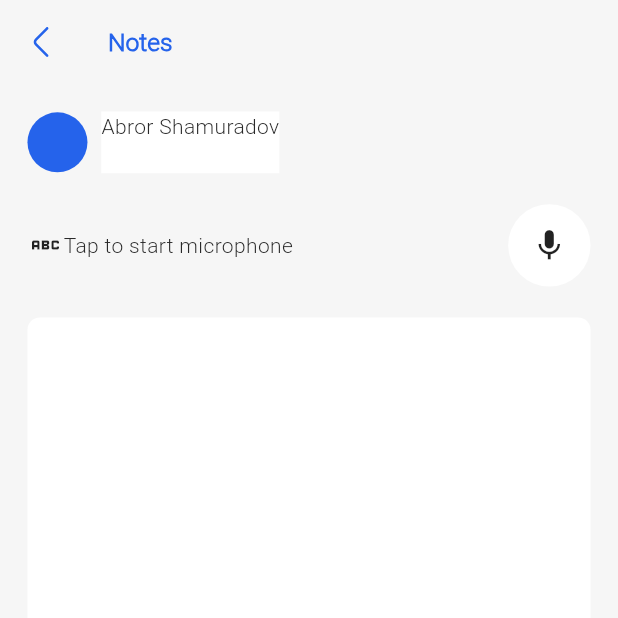
After one commit to TheAbror/med_card, a Flutter app: the AcceptPatientPage screen opened by its route, on a phone screen of 412 x 824 dp, the top half of it. The commit adds this screen. Run offline on Flutter 3.47's test engine with Material 3 defaults, Android fonts, the phone set to English and light mode, and no system bars; our stand-ins replace bot_toast, chopper, equatable, flutter_bloc, flutter_screenutil, flutter_svg and 4 more; missing offline and left inert: flutter_dialogs; accounts and stored records are empty; generated files the repository leaves out were written again.

Commit message:
added notes

```diff
--- a/lib/core/router/app_routes.dart
+++ b/lib/core/router/app_routes.dart
@@ -11,4 +11,5 @@ abstract class AppRoutes {
   static const govAuthPage = 'govAuthPage';
   static const faceIdentificationPage = 'faceIdentificationPage';
   static const patientdetailsPage = 'patientdetailsPage';
+  static const acceptPatientPage = 'acceptPatientPage';
 }
--- a/lib/core/router/main_route_generator.dart
+++ b/lib/core/router/main_route_generator.dart
@@ -2,6 +2,7 @@ import 'package:flutter/material.dart';
 import 'package:med_card/core/router/app_routes.dart';
 import 'package:med_card/core/router/cupertino_style_navigation_route.dart';
 import 'package:med_card/lib/doc_root_page/doc_root_page.dart';
+import 'package:med_card/lib/doc_root_page/tabs/doc_appointment_tab/accept_patient.dart';
 import 'package:med_card/lib/doc_root_page/tabs/doc_appointment_tab/doc_appointment_tab.dart';
 import 'package:med_card/lib/doc_root_page/tabs/doc_appointment_tab/patient_details_page.dart';
 import 'package:med_card/lib/gov_auth_page/face_identification_page.dart';
@@ -60,6 +61,10 @@ class MainRouteGenerator {
         return CustomCupertinoStyleNavigationRoute(
           builder: (_) => PatientDetailsPage(),
         );
+      case AppRoutes.acceptPatientPage:
+        return CustomCupertinoStyleNavigationRoute(
+          builder: (_) => AcceptPatientPage(),
+        );
 
       default:
         return CustomCupertinoStyleNavigationRoute(
--- /dev/null
+++ b/lib/lib/doc_root_page/tabs/doc_appointment_tab/accept_patient.dart
@@ -0,0 +1,91 @@
+import 'package:flutter/material.dart';
+import 'package:flutter_screenutil/flutter_screenutil.dart';
+import 'package:med_card/core/colors/app_colors.dart';
+import 'package:med_card/gen/assets.gen.dart';
+
+class AcceptPatientPage extends StatelessWidget {
+  const AcceptPatientPage({super.key});
+
+  @override
+  Widget build(BuildContext context) {
+    return Scaffold(
+      backgroundColor: AppColors.background,
+      appBar: AppBar(
+        elevation: 0.1,
+        backgroundColor: AppColors.background,
+        title: Text(
+          'Notes',
+          style: TextStyle(color: AppColors.primary),
+        ),
+        leading: IconButton(
+          onPressed: () {
+            Navigator.pop(context);
+          },
+          padding: EdgeInsets.zero,
+          constraints: BoxConstraints(),
+          icon: Assets.icons.figmaIcons.arrowLeft.svg(
+            colorFilter: ColorFilter.mode(
+              AppColors.primary,
+              BlendMode.srcIn,
+            ),
+            width: 24.w,
+          ),
+        ),
+      ),
+      body: Padding(
+        padding: EdgeInsets.all(16.w),
+        child: Column(
+          crossAxisAlignment: CrossAxisAlignment.start,
+          children: [
+            Row(
+              children: [
+                CircleAvatar(),
+                SizedBox(width: 8.w),
+                Container(
+                  height: 40.h,
+                  // width: double.infinity,
+                  decoration: BoxDecoration(
+                    color: AppColors.float,
+                  ),
+                  child: Text('Abror Shamuradov'),
+                ),
+              ],
+            ),
+            SizedBox(height: 20.h),
+            Row(
+              children: [
+                Icon(Icons.abc),
+                Text('Tap to start microphone'),
+                Spacer(),
+                Container(
+                  height: 48.w,
+                  width: 48.w,
+                  decoration: BoxDecoration(
+                    color: AppColors.float,
+                    borderRadius: BorderRadius.circular(50),
+                  ),
+                  child: Icon(
+                    Icons.mic,
+                    size: 24.sp,
+                  ),
+                ),
+              ],
+            ),
+            SizedBox(height: 20.h),
+            Expanded(
+              flex: 5,
+              child: Container(
+                width: double.infinity,
+                decoration: BoxDecoration(
+                  color: AppColors.float,
+                  borderRadius: BorderRadius.circular(8.r),
+                ),
+              ),
+            ),
+            Spacer(),
+          ],
+        ),
+      ),
+    );
+  }
+}
--- a/lib/lib/doc_root_page/tabs/doc_appointment_tab/doc_appointment_tab.dart
+++ b/lib/lib/doc_root_page/tabs/doc_appointment_tab/doc_appointment_tab.dart
@@ -84,7 +84,9 @@ class DoctorAppointmentTab extends StatelessWidget {
                       ),
                       SizedBox(width: 4.w),
                       GestureDetector(
-                        onTap: () {},
+                        onTap: () {
+                          Navigator.pushNamed(context, AppRoutes.acceptPatientPage);
+                        },
                         child: Container(
                           height: 35.h,
                           margin: EdgeInsets.only(right: 12.w),
--- a/lib/lib/doc_root_page/tabs/doc_appointment_tab/timetable_tab/timetable_tab.dart
+++ b/lib/lib/doc_root_page/tabs/doc_appointment_tab/timetable_tab/timetable_tab.dart
@@ -60,7 +60,7 @@ class _TimetableTabState extends State<TimetableTab> {
                           ),
                         ),
                         SizedBox(height: 16.h),
-                        SizedBox(height: 50, child: const CalendarDates()),
+                        const CalendarDates(),
                       ],
                     ),
                   ),
```
